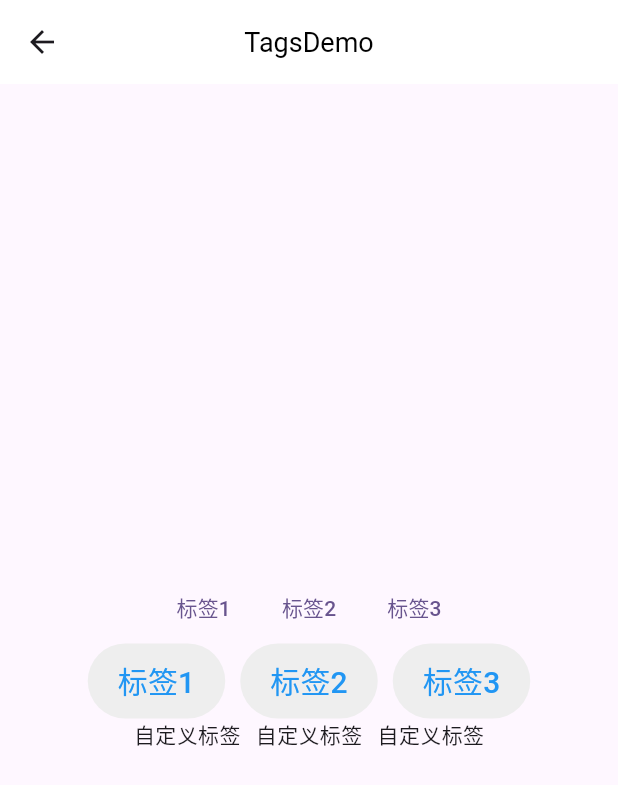
After one commit to flutter-packagist/widgets, a Flutter app: the TagsDemo screen opened directly, on a phone screen of 412 x 824 dp. The commit adds this screen. Shown: the top 785 px of the screen. Run offline on Flutter 3.47's test engine with Material 3 defaults, Android fonts, the phone set to English and light mode, and no system bars; our stand-ins replace cached_network_image, dio, easy_refresh; missing offline and left inert: network.

Commit message:
feat: 新增WrapperTags组件

```diff
--- a/example/lib/main.dart
+++ b/example/lib/main.dart
@@ -5,6 +5,7 @@ import 'network_image_demo.dart';
 import 'sliver_demo.dart';
 import 'sliver_easy_refresh_demo.dart';
 import 'tab_bar_demo.dart';
+import 'tags_demo.dart';
 import 'text_button_demo.dart';
 import 'text_field_demo.dart';
 
@@ -36,6 +37,7 @@ Map<String, Widget> routes = {
   "TabBar": const TabBarDemo(),
   "Sliver": const SliverDemo(),
   "Sliver EasyRefresh": const SliverEasyRefreshDemo(),
+  "Tags": const TagsDemo(),
 };
 
 class DemoPage extends StatelessWidget {
--- /dev/null
+++ b/example/lib/tags_demo.dart
@@ -0,0 +1,48 @@
+import 'package:flutter/material.dart';
+import 'package:widgets/widgets.dart';
+
+class TagsDemo extends StatefulWidget {
+  const TagsDemo({super.key});
+
+  @override
+  State<TagsDemo> createState() => _TagsDemoState();
+}
+
+class _TagsDemoState extends State<TagsDemo> {
+  final List<String> tags = ["标签1", "标签2", "标签3"];
+
+  @override
+  Widget build(BuildContext context) {
+    return Scaffold(
+      appBar: WrapperAppBar(
+        titleText: "TagsDemo",
+        backgroundColor: Colors.white,
+      ),
+      body: Center(
+        child: Column(
+          mainAxisAlignment: MainAxisAlignment.center,
+          crossAxisAlignment: CrossAxisAlignment.center,
+          children: [
+            WrapperTags(tags: tags),
+            WrapperTags(
+              tags: tags,
+              itemStyle: const TextStyle(color: Colors.blue, fontSize: 20),
+              itemColor: Colors.grey.shade200,
+              itemBorderRadius: BorderRadius.circular(30),
+              itemPadding: const EdgeInsets.symmetric(
+                horizontal: 20,
+                vertical: 10,
+              ),
+              minimumSize: Size.zero,
+              tapTargetSize: MaterialTapTargetSize.shrinkWrap,
+            ),
+            WrapperTags(
+              tags: tags,
+              builder: (context, index) => const Text("自定义标签"),
+            ),
+          ],
+        ),
+      ),
+    );
+  }
+}
--- a/example/lib/text_button_demo.dart
+++ b/example/lib/text_button_demo.dart
@@ -92,6 +92,21 @@ class _TextButtonDemoState extends State<TextButtonDemo> {
               iconColor: Colors.blue,
               radius: 5,
             ),
+            const SizedBox(height: 16),
+            WrapperTextButton(
+              onPressed: () {},
+              backgroundColor: Colors.black,
+              text: "导航",
+              textColor: Colors.white,
+              textSize: 16,
+              iconPosition: IconPosition.top,
+              icon: const Icon(Icons.ac_unit),
+              iconSize: 30,
+              iconColor: Colors.white,
+              padding: EdgeInsets.zero,
+              minimumSize: Size.zero,
+              tapTargetSize: MaterialTapTargetSize.shrinkWrap,
+            ),
           ],
         ),
       ),
--- /dev/null
+++ b/lib/tags/tags.dart
@@ -0,0 +1,105 @@
+import 'package:flutter/material.dart';
+
+typedef TagsItemTap = Function(int index);
+
+class WrapperTags extends StatefulWidget {
+  /// 内容数据列表
+  final List tags;
+
+  /// 自定义 Tag Item
+  final IndexedWidgetBuilder? builder;
+
+  final Color? backgroundColor;
+  final EdgeInsets? margin;
+  final EdgeInsets? padding;
+  final double spacing;
+  final double runSpacing;
+
+  final TextStyle? itemStyle;
+  final EdgeInsets? itemPadding;
+  final Color? itemColor;
+  final BorderSide? itemBorderSide;
+  final BorderRadiusGeometry? itemBorderRadius;
+  final TagsItemTap? onItemTap;
+
+  final Size? minimumSize;
+  final MaterialTapTargetSize? tapTargetSize;
+  final InteractiveInkFeatureFactory? splashFactory;
+
+  const WrapperTags({
+    super.key,
+    required this.tags,
+    this.builder,
+    this.backgroundColor,
+    this.margin,
+    this.padding,
+    this.spacing = 10,
+    this.runSpacing = 10,
+    this.itemStyle,
+    this.itemPadding,
+    this.itemColor,
+    this.itemBorderSide,
+    this.itemBorderRadius,
+    this.onItemTap,
+    this.minimumSize,
+    this.tapTargetSize,
+    this.splashFactory,
+  });
+
+  @override
+  State<WrapperTags> createState() => _WrapperTagsState();
+}
+
+class _WrapperTagsState extends State<WrapperTags> {
+  @override
+  Widget build(BuildContext context) {
+    if (widget.tags.isEmpty) return const SizedBox.shrink();
+    return Container(
+      color: widget.backgroundColor,
+      margin: widget.margin,
+      padding: widget.padding,
+      child: Wrap(
+        spacing: widget.spacing,
+        runSpacing: widget.runSpacing,
+        children: List.generate(
+          widget.tags.length,
+          (index) {
+            if (widget.tags.isNotEmpty &&
+                widget.tags.first is String &&
+                widget.builder == null) {
+              return _defaultBuilder(context, index);
+            }
+            if (widget.builder == null) {
+              throw Exception(
+                  'builder should be provided when tags is not String');
+            }
+            return widget.builder!(context, index);
+          },
+        ),
+      ),
+    );
+  }
+
+  Widget _defaultBuilder(BuildContext context, int index) {
+    return TextButton(
+      onPressed: () => widget.onItemTap?.call(index),
+      style: ButtonStyle(
+        padding: MaterialStateProperty.all(widget.itemPadding),
+        backgroundColor: MaterialStateProperty.all(widget.itemColor),
+        side: MaterialStateProperty.all(widget.itemBorderSide),
+        shape: MaterialStateProperty.all(
+          RoundedRectangleBorder(
+            borderRadius: widget.itemBorderRadius ?? BorderRadius.zero,
+          ),
+        ),
+        splashFactory: widget.splashFactory,
+        tapTargetSize: widget.tapTargetSize,
+        minimumSize: MaterialStateProperty.all(widget.minimumSize ?? Size.zero),
+      ),
+      child: Text(
+        widget.tags[index],
+        style: widget.itemStyle,
+      ),
+    );
+  }
+}
--- a/lib/widgets.dart
+++ b/lib/widgets.dart
@@ -13,3 +13,4 @@ export 'refresh/ball/ball_pulse_indicator.dart';
 export 'refresh/refresh.dart';
 export 'refresh/refresh_notifier.dart';
 export 'tabbar/tab_bar_scale.dart';
+export 'tags/tags.dart';
--- a/pubspec.yaml
+++ b/pubspec.yaml
@@ -1,6 +1,6 @@
 name: widgets
 description: widget library
-version: 1.1.1
+version: 1.2.0
 homepage: https://github.com/flutter-packagist/widgets
 
 environment:
```
Also changed, not shown: 4 other files.
